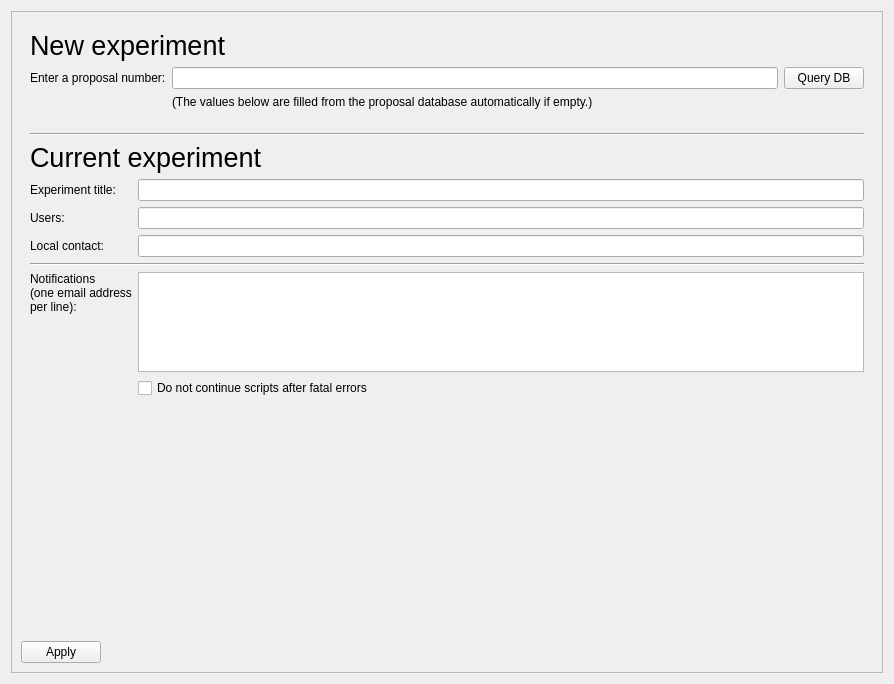
Before: the Qt Designer form nicos_ess/loki/gui/ui_files/setup_exp.ui in mlz-ictrl/nicos, drawn with Qt 5.
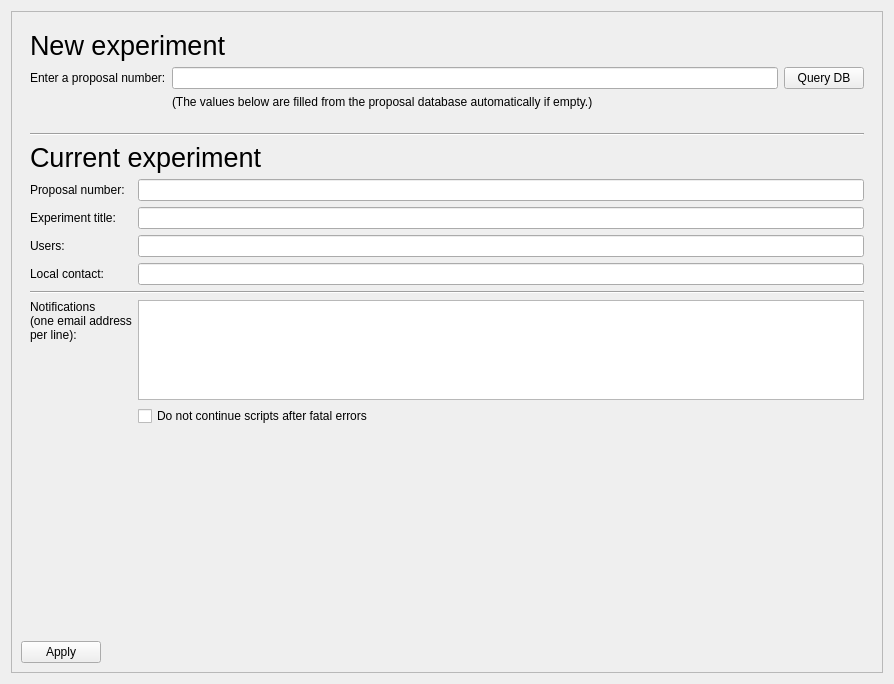
After: the same form once the commit is applied.

Commit message: Adding read-only field in the experiment setup panel ui

```diff
--- a/nicos_ess/loki/gui/ui_files/setup_exp.ui
+++ b/nicos_ess/loki/gui/ui_files/setup_exp.ui
@@ -92,17 +92,17 @@
         <layout class="QVBoxLayout" name="verticalLayout_2">
          <item>
           <layout class="QGridLayout" name="gridLayout">
-           <item row="4" column="1">
+           <item row="5" column="1">
             <widget class="QLineEdit" name="localContact"/>
            </item>
-           <item row="7" column="1">
+           <item row="8" column="1">
             <widget class="QCheckBox" name="errorAbortBox">
              <property name="text">
               <string>Do not continue scripts after fatal errors</string>
              </property>
             </widget>
            </item>
-           <item row="6" column="0">
+           <item row="7" column="0">
             <widget class="QLabel" name="label_10">
              <property name="sizePolicy">
               <sizepolicy hsizetype="Preferred" vsizetype="Minimum">
@@ -121,14 +121,14 @@
              </property>
             </widget>
            </item>
-           <item row="2" column="0">
+           <item row="3" column="0">
             <widget class="QLabel" name="label_6">
              <property name="text">
               <string>Experiment title:</string>
              </property>
             </widget>
            </item>
-           <item row="2" column="1">
+           <item row="3" column="1">
             <widget class="QLineEdit" name="expTitle"/>
            </item>
            <item row="0" column="0" colspan="2">
@@ -138,21 +138,21 @@
              </property>
             </widget>
            </item>
-           <item row="3" column="0">
+           <item row="4" column="0">
             <widget class="QLabel" name="label_7">
              <property name="text">
               <string>Users:</string>
              </property>
             </widget>
            </item>
-           <item row="5" column="0" colspan="2">
+           <item row="6" column="0" colspan="2">
             <widget class="Line" name="line_3">
              <property name="orientation">
               <enum>Qt::Horizontal</enum>
              </property>
             </widget>
            </item>
-           <item row="6" column="1">
+           <item row="7" column="1">
             <widget class="QPlainTextEdit" name="notifEmails">
              <property name="sizePolicy">
               <sizepolicy hsizetype="Expanding" vsizetype="Minimum">
@@ -192,16 +192,30 @@
              </property>
             </widget>
            </item>
-           <item row="4" column="0">
+           <item row="5" column="0">
             <widget class="QLabel" name="label_8">
              <property name="text">
               <string>Local contact:</string>
              </property>
             </widget>
            </item>
-           <item row="3" column="1">
+           <item row="4" column="1">
             <widget class="QLineEdit" name="users"/>
            </item>
+           <item row="2" column="0">
+            <widget class="QLabel" name="label_11">
+             <property name="text">
+              <string>Proposal number:</string>
+             </property>
+            </widget>
+           </item>
+           <item row="2" column="1">
+            <widget class="QLineEdit" name="proposalID">
+             <property name="readOnly">
+              <bool>true</bool>
+             </property>
+            </widget>
+           </item>
           </layout>
          </item>
         </layout>
```
The commit also changes 2 other files.
